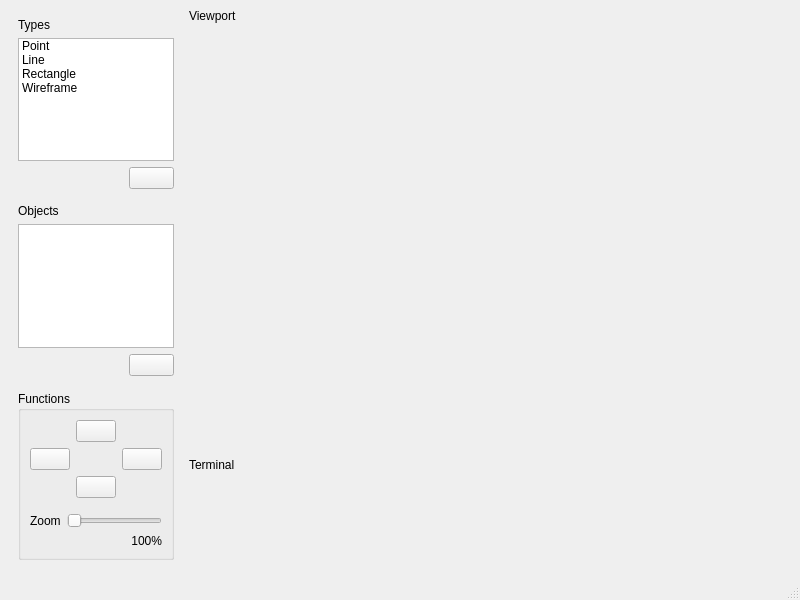
First picture: the form in gui.ui, repository vvc-git/computacao-grafica, before the edit.
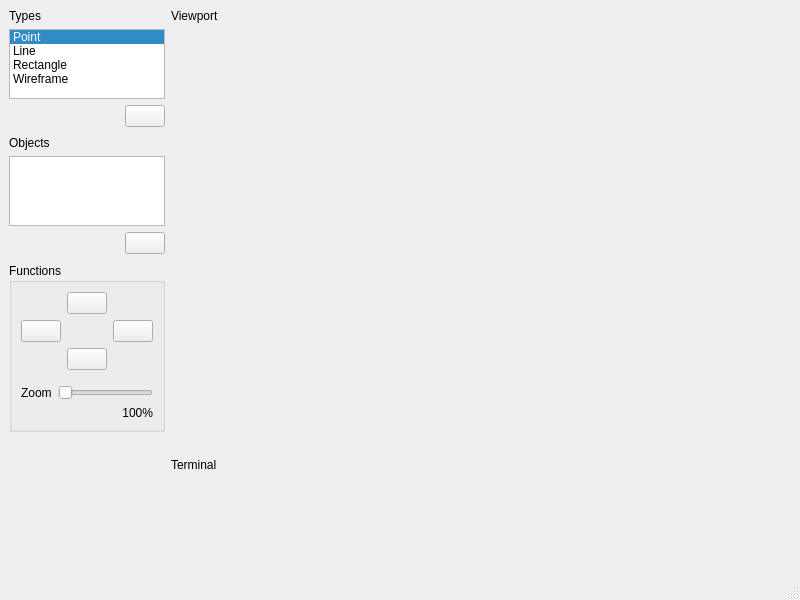
Second picture: the form after the edit. Icons and pictures are not drawn.

```diff
--- a/gui.ui
+++ b/gui.ui
@@ -20,54 +20,33 @@
    <string>MainWindow</string>
   </property>
   <widget class="QWidget" name="centralWidget">
-   <layout class="QGridLayout" name="centralWidgetGridLayout" rowstretch="80,20" columnstretch="12,85" rowminimumheight="80,20" columnminimumwidth="15,85">
-    <item row="1" column="1">
-     <layout class="QVBoxLayout" name="terminalVerticalLayout" stretch="0,100">
+   <layout class="QHBoxLayout" name="centralHorizontalLayout" stretch="12,88">
       <item>
-       <widget class="QLabel" name="terminalLabel">
-        <property name="text">
-         <string>Terminal</string>
-        </property>
-       </widget>
-      </item>
-      <item>
-       <widget class="QWidget" name="terminalWidget" native="true"/>
-      </item>
-     </layout>
-    </item>
-    <item row="0" column="1">
-     <layout class="QVBoxLayout" name="viewportVerticalLayout" stretch="0,100">
-      <item>
-       <widget class="QLabel" name="viewportLabel">
-        <property name="text">
-         <string>Viewport</string>
-        </property>
-       </widget>
-      </item>
-      <item>
-       <widget class="QWidget" name="viewportWidget" native="true"/>
-      </item>
-     </layout>
-    </item>
-    <item row="0" column="0" rowspan="2">
-     <layout class="QVBoxLayout" name="optionsVerticalLayout" stretch="0,0,0">
+     <widget class="QWidget" name="optionsWidget" native="true">
+      <layout class="QVBoxLayout" name="optionsVerticalLayout" stretch="25,25,10,40">
+       <property name="spacing">
+        <number>0</number>
+       </property>
       <property name="leftMargin">
-       <number>9</number>
+        <number>0</number>
       </property>
       <property name="topMargin">
-       <number>9</number>
+        <number>0</number>
       </property>
       <property name="rightMargin">
-       <number>9</number>
+        <number>0</number>
       </property>
       <property name="bottomMargin">
-       <number>9</number>
+        <number>0</number>
       </property>
       <item>
-       <layout class="QGridLayout" name="typesGridLayout" rowstretch="0,0,0,0" columnstretch="70,30" columnminimumwidth="70,30">
+        <layout class="QGridLayout" name="typesGridLayout" rowstretch="0,0,0" columnstretch="80,20" columnminimumwidth="80,20">
         <property name="bottomMargin">
          <number>9</number>
         </property>
+         <property name="verticalSpacing">
+          <number>6</number>
+         </property>
         <item row="2" column="1">
          <widget class="QPushButton" name="typesAddButton">
           <property name="text">
@@ -80,6 +59,9 @@
         </item>
         <item row="1" column="0" colspan="2">
          <widget class="QListWidget" name="typesListWidget">
+           <property name="currentRow">
+            <number>0</number>
+           </property>
           <item>
            <property name="text">
             <string>Point</string>
@@ -112,20 +94,13 @@
        </layout>
       </item>
       <item>
-       <layout class="QGridLayout" name="objectsGridLayout" columnstretch="70,30" columnminimumwidth="70,30">
+        <layout class="QGridLayout" name="objectsGridLayout" columnstretch="80,20" columnminimumwidth="80,20">
         <property name="bottomMargin">
          <number>9</number>
         </property>
-        <item row="0" column="0">
-         <widget class="QLabel" name="objectsLabel">
-          <property name="text">
-           <string>Objects</string>
-          </property>
-         </widget>
-        </item>
-        <item row="1" column="0" colspan="2">
-         <widget class="QListView" name="objectsListView"/>
-        </item>
+         <property name="verticalSpacing">
+          <number>6</number>
+         </property>
         <item row="2" column="1">
          <widget class="QPushButton" name="objectsRemoveButton">
           <property name="text">
@@ -136,6 +111,16 @@
           </property>
          </widget>
         </item>
+         <item row="0" column="0">
+          <widget class="QLabel" name="objectsLabel">
+           <property name="text">
+            <string>Objects</string>
+           </property>
+          </widget>
+         </item>
+         <item row="1" column="0" colspan="2">
+          <widget class="QListWidget" name="objectsListWidget"/>
+         </item>
        </layout>
       </item>
       <item>
@@ -227,6 +212,54 @@
          </item>
         </layout>
        </widget>
+       </item>
+       <item>
+        <widget class="QWidget" name="widget" native="true"/>
+       </item>
+      </layout>
+     </widget>
+    </item>
+    <item>
+     <layout class="QVBoxLayout" name="viewportAndTerminalVBoxLayout" stretch="80,20">
+      <property name="topMargin">
+       <number>0</number>
+      </property>
+      <property name="bottomMargin">
+       <number>0</number>
+      </property>
+      <item>
+       <layout class="QVBoxLayout" name="viewportVBoxLayout" stretch="0,100">
+        <property name="bottomMargin">
+         <number>0</number>
+        </property>
+        <item>
+         <widget class="QLabel" name="viewportLabel">
+          <property name="text">
+           <string>Viewport</string>
+          </property>
+         </widget>
+        </item>
+        <item>
+         <widget class="QWidget" name="viewportWidget" native="true"/>
+        </item>
+       </layout>
+      </item>
+      <item>
+       <layout class="QVBoxLayout" name="terminalVBoxLayout" stretch="0,100">
+        <property name="bottomMargin">
+         <number>0</number>
+        </property>
+        <item>
+         <widget class="QLabel" name="terminalLabel">
+          <property name="text">
+           <string>Terminal</string>
+          </property>
+         </widget>
+        </item>
+        <item>
+         <widget class="QWidget" name="terminalWidget" native="true"/>
+        </item>
+       </layout>
       </item>
      </layout>
     </item>
```
Left out of the diff: 4 changed lines with no effect on the pictures. Lines whose indentation alone changed are shown as unchanged.
